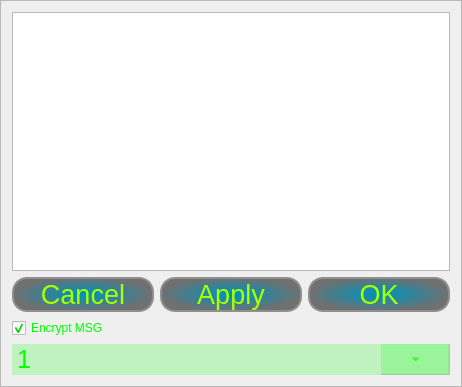
The window that iDom_Client/frameoptions.ui (cyniu88/QT_kurs) describes before a commit, drawn with Qt 5.
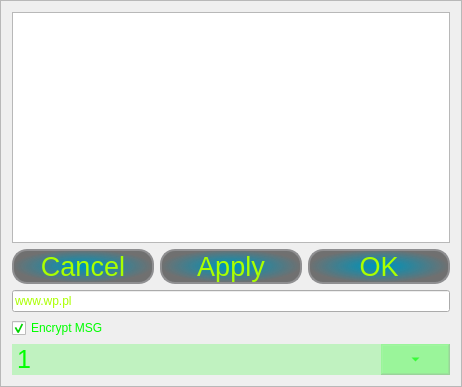
The same window after the commit. Icons and pictures are not drawn.

```diff
--- a/iDom_Client/frameoptions.ui
+++ b/iDom_Client/frameoptions.ui
@@ -109,7 +109,7 @@
      </property>
     </widget>
    </item>
-   <item row="3" column="0">
+   <item row="4" column="0">
     <widget class="QComboBox" name="fontSize">
      <property name="styleSheet">
       <string notr="true">
@@ -205,7 +205,7 @@
      </item>
     </widget>
    </item>
-   <item row="2" column="0">
+   <item row="3" column="0">
     <widget class="QCheckBox" name="encryptCheckBox">
      <property name="styleSheet">
       <string notr="true">color: rgb(0, 255, 0);</string>
@@ -221,6 +221,16 @@
      </property>
     </widget>
    </item>
+   <item row="2" column="0">
+    <widget class="QLineEdit" name="serverAddres">
+     <property name="styleSheet">
+      <string notr="true">color: rgb(170, 255, 0);</string>
+     </property>
+     <property name="text">
+      <string>www.wp.pl</string>
+     </property>
+    </widget>
+   </item>
   </layout>
  </widget>
  <resources/>
```
